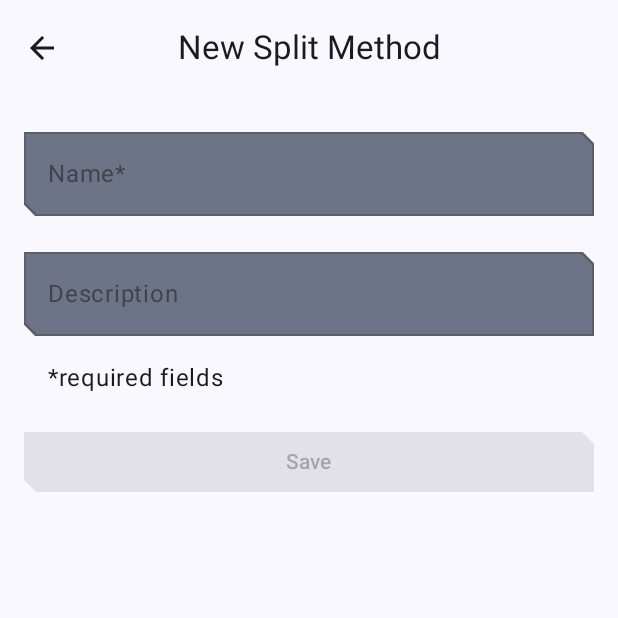
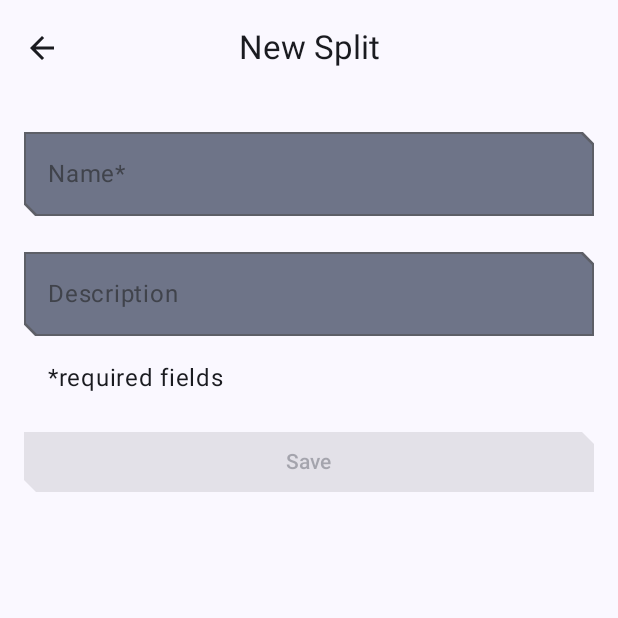
Before and after one commit to tremblay95/bill-split-app, an Android app built with Jetpack Compose: the CreateSplitScreen screen opened through its navigation route, on a phone screen of 412 x 824 dp, the top half of it. Run offline under Robolectric (Android 15) with nearby library versions, the phone set to English and light mode, and no system bars.

Commit message:
renamed string resources to match existing naming conventions

```diff
--- a/app/src/main/java/ca/tremblay95/billsplit/presentation/create_split/CreateSplitScreen.kt
+++ b/app/src/main/java/ca/tremblay95/billsplit/presentation/create_split/CreateSplitScreen.kt
@@ -33,7 +33,7 @@ import kotlinx.coroutines.launch
 
 object CreateSplitDestination : NavigationDestination {
     override val route : String = "create_split_screen"
-    override val titleResource : Int = R.string.new_method_title
+    override val titleResource : Int = R.string.create_split_title
 }
 
 @OptIn(ExperimentalMaterial3Api::class)
--- a/app/src/main/res/values/strings.xml
+++ b/app/src/main/res/values/strings.xml
@@ -3,10 +3,9 @@
     <string name="back_button">Back</string>
     <string name="create_split_title">New Split</string>
     <string name="no_splits_description">You have no splits.\nTap + to create one.</string>
-    <string name="new_method_title">New Split Method</string>
     <string name="save_action">Save</string>
     <string name="name_required">Name*</string>
     <string name="description">Description</string>
     <string name="required_fields">*required fields</string>
-    <string name="split_method_empty">This split doesn\'t do anything yet. Edit to add some functionality. </string>
+    <string name="split_empty">This split doesn\'t do anything yet. Edit to add some functionality. </string>
 </resources>
```
